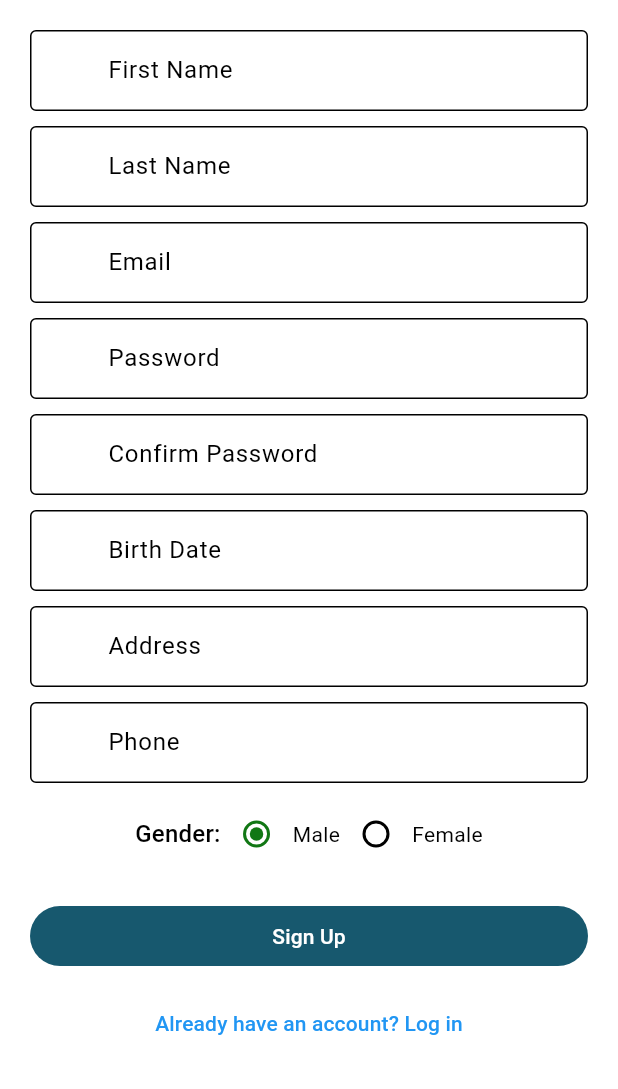
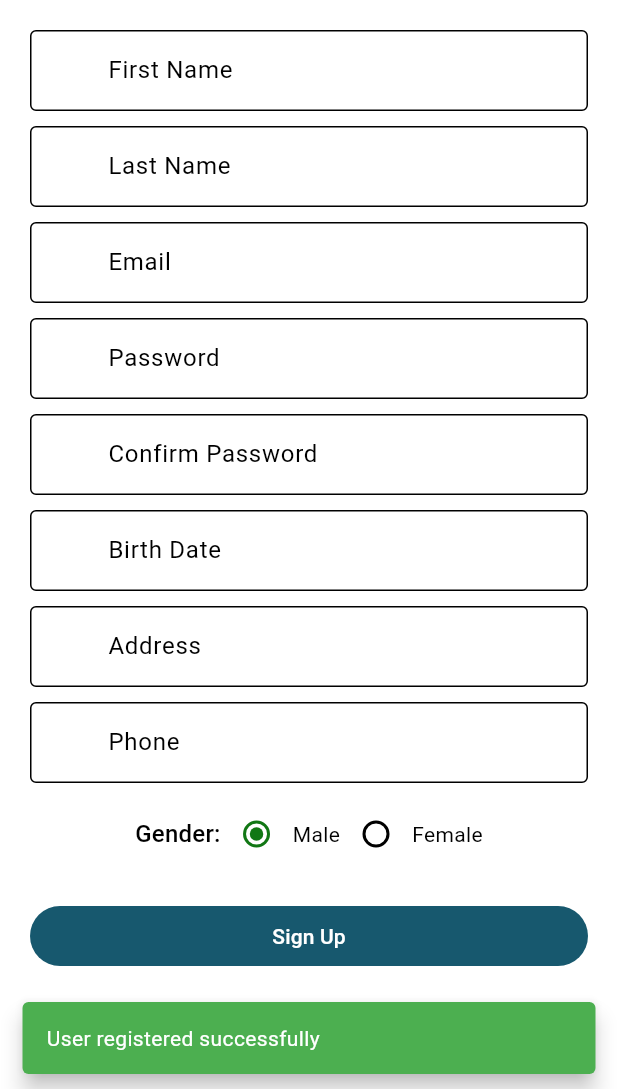
Before and after one commit to CrystalKhadka/pet-connect-mobile-application-flutter, a Flutter app: the RegisterView screen opened directly, scrolled down 229 dp, after a tap on "Sign Up", on a phone screen of 412 x 824 dp, the part 147-1236 px from its top. Run offline on Flutter 3.47's test engine with Material 3 defaults, Android fonts, the phone set to English and light mode, and no system bars; our stand-ins replace dartz, equatable, flutter_riverpod, hive_flutter; accounts and stored records are empty; Roboto replaces fonts that are missing (Montserrat).

Commit message:
already existing email error completed

```diff
--- /dev/null
+++ b/lib/core/common/my_snackbar.dart
@@ -0,0 +1,19 @@
+import 'package:final_assignment/app/navigator_key/navigator_key.dart';
+import 'package:flutter/material.dart';
+
+showMySnackBar({
+  required String message,
+  Color? color,
+}) {
+  ScaffoldMessenger.of(
+    // We already created this navigator key in the navigator_key.dart file
+    AppNavigator.navigatorKey.currentState!.context,
+  ).showSnackBar(
+    SnackBar(
+      content: Text(message),
+      backgroundColor: color ?? Colors.green,
+      duration: const Duration(seconds: 1),
+      behavior: SnackBarBehavior.floating,
+    ),
+  );
+}
--- a/lib/core/networking/local/hive_service.dart
+++ b/lib/core/networking/local/hive_service.dart
@@ -23,4 +23,24 @@ class HiveService {
     var box = await Hive.openBox<AuthHiveModel>(HiveTableConstant.userBoxName);
     await box.put(user.userId, user);
   }
+
+  Future<AuthHiveModel?> login(String email, String password) async {
+    var box = await Hive.openBox<AuthHiveModel>(HiveTableConstant.userBoxName);
+    var user = box.values.firstWhere(
+        (element) => element.email == email && element.password == password,
+        orElse: () => AuthHiveModel.empty());
+    return user;
+  }
+
+  Future<void> logout() async {
+    var box = await Hive.openBox<AuthHiveModel>(HiveTableConstant.userBoxName);
+    await box.clear();
+  }
+
+  Future<AuthHiveModel> getUserByEmail(String email) async {
+    var box = await Hive.openBox<AuthHiveModel>(HiveTableConstant.userBoxName);
+    var user = box.values.firstWhere((element) => element.email == email,
+        orElse: () => AuthHiveModel.empty());
+    return user;
+  }
 }
--- a/lib/features/auth/data/data_source/local/auth_local_data_source.dart
+++ b/lib/features/auth/data/data_source/local/auth_local_data_source.dart
@@ -24,7 +24,11 @@ class AuthLocalDataSource {
   Future<Either<Failure, bool>> registerUser(AuthEntity user) async {
     try {
       // If already email throw error
-      // TODO: Check if email already exists
+      final userByEmail = await hiveService.getUserByEmail(user.email);
+
+      if (userByEmail.email.isNotEmpty) {
+        return Left(Failure(error: 'Email already exists'));
+      }
 
       // Convert entity to model
       final hiveUser = authHiveModel.fromEntity(user);
--- a/lib/features/auth/presentation/view/login_view.dart
+++ b/lib/features/auth/presentation/view/login_view.dart
@@ -1,5 +1,5 @@
-import 'package:final_assignment/core/common/my_button.dart';
-import 'package:final_assignment/core/common/my_text_field.dart';
+import 'package:final_assignment/features/auth/presentation/widgets/my_button.dart';
+import 'package:final_assignment/features/auth/presentation/widgets/my_text_field.dart';
 import 'package:final_assignment/features/auth/presentation/viewmodel/auth_view_model.dart';
 import 'package:final_assignment/features/auth/presentation/viewmodel/login_view_model.dart';
 import 'package:flutter/material.dart';
--- a/lib/features/auth/presentation/view/register_view.dart
+++ b/lib/features/auth/presentation/view/register_view.dart
@@ -1,5 +1,5 @@
-import 'package:final_assignment/core/common/my_button.dart';
-import 'package:final_assignment/core/common/my_text_field.dart';
+import 'package:final_assignment/features/auth/presentation/widgets/my_button.dart';
+import 'package:final_assignment/features/auth/presentation/widgets/my_text_field.dart';
 import 'package:final_assignment/features/auth/domain/entity/auth_entity.dart';
 import 'package:final_assignment/features/auth/presentation/viewmodel/auth_view_model.dart';
 import 'package:final_assignment/features/auth/presentation/viewmodel/register_view_model.dart';
--- a/lib/features/auth/presentation/viewmodel/auth_view_model.dart
+++ b/lib/features/auth/presentation/viewmodel/auth_view_model.dart
@@ -1,6 +1,8 @@
+import 'package:final_assignment/core/common/my_snackbar.dart';
 import 'package:final_assignment/features/auth/domain/entity/auth_entity.dart';
 import 'package:final_assignment/features/auth/domain/usecases/auth_use_case.dart';
 import 'package:final_assignment/features/auth/presentation/state/auth_state.dart';
+import 'package:flutter/material.dart';
 import 'package:flutter_riverpod/flutter_riverpod.dart';
 
 final authViewModelProvider =
@@ -19,9 +21,11 @@ class AuthViewModel extends StateNotifier<AuthState> {
     data.fold(
       (l) {
         state = state.copyWith(isLoading: false, error: l.error);
+        showMySnackBar(message: l.error, color: Colors.red);
       },
       (r) {
         state = state.copyWith(isLoading: false);
+        showMySnackBar(message: "User registered successfully");
       },
     );
   }
```
Also changed, not shown: lib/features/auth/presentation/widgets/my_button.dart (renamed from lib/core/common/my_button.dart), lib/features/auth/presentation/widgets/my_text_field.dart (renamed from lib/core/common/my_text_field.dart).
